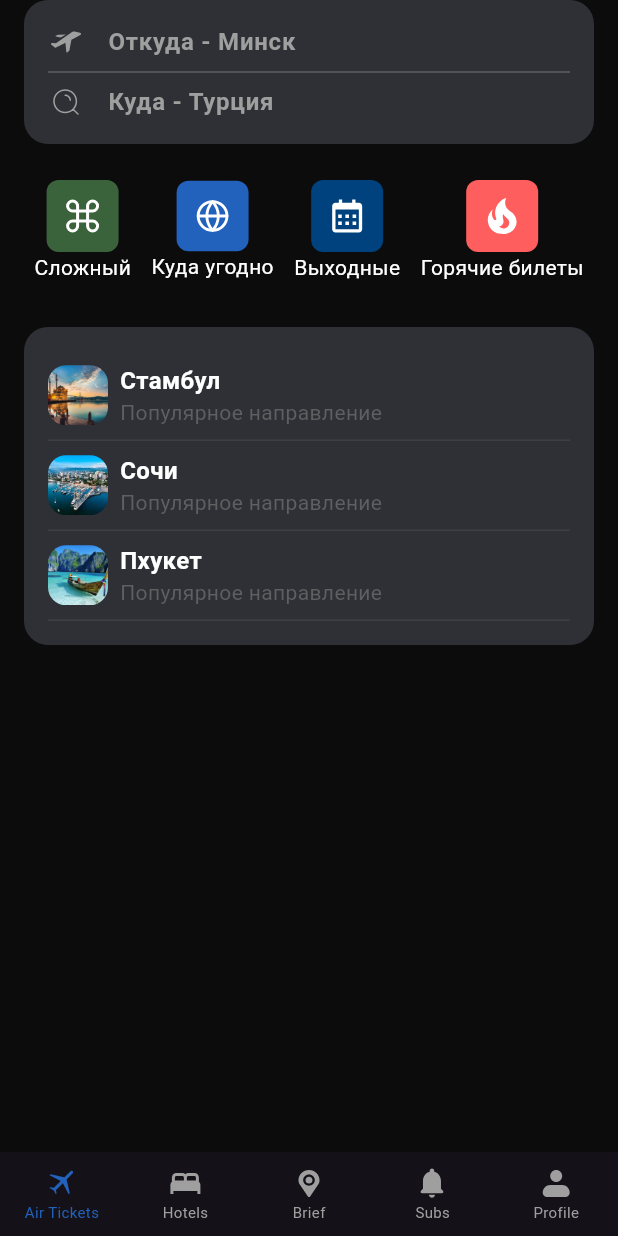
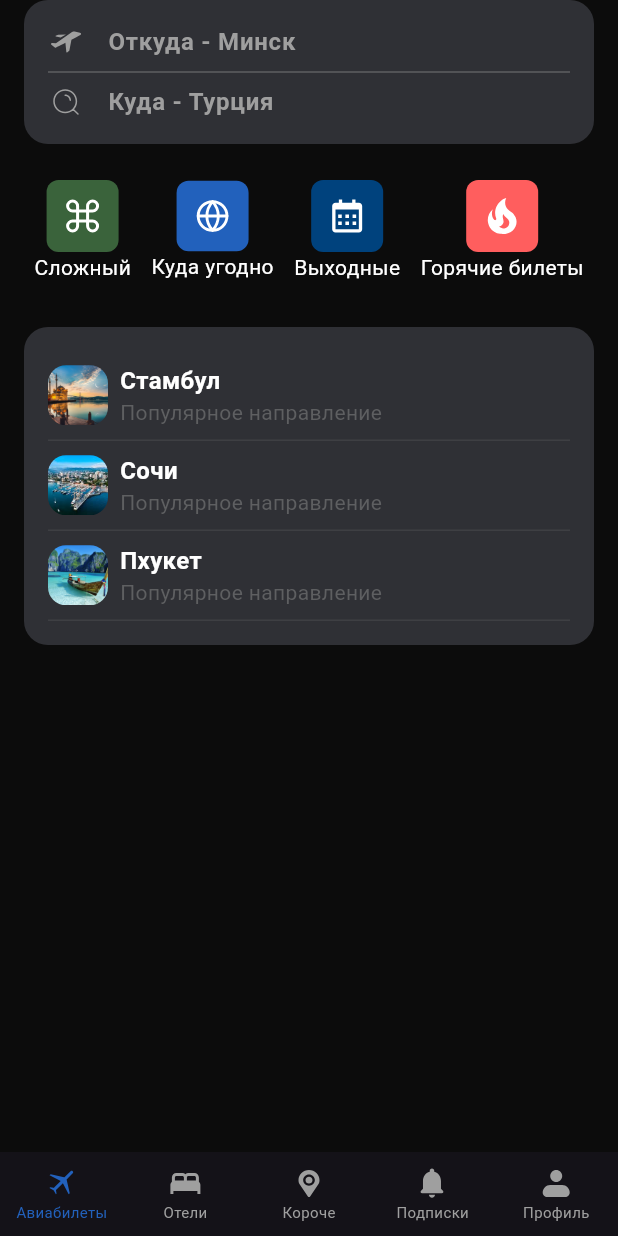
Before and after one commit to erazinkov/flutter_application_1, a Flutter app: the screen it shows after launch, after a tap on "Куда - Турция", on a phone screen of 412 x 824 dp. Run offline on Flutter 3.47's test engine with Material 3 defaults, Android fonts, the phone set to English and light mode, and no system bars; our stand-ins replace auto_route, dartz, equatable, flutter_bloc, flutter_svg, get_it and 2 more; network calls fail.

Commit message:
second commit

```diff
--- a/lib/features/search/presentation/bloc/search_cubit/search_cubit.dart
+++ b/lib/features/search/presentation/bloc/search_cubit/search_cubit.dart
@@ -11,7 +11,6 @@ class SearchCubit extends Cubit<SearchState> {
             search: SearchModel(
                 from: '',
                 to: '',
-                // date: DateTime.now().toIso8601String(),
                 date: DateFormat('dd MMMM, E', 'ru')
                     .format(DateTime.now())
                     .toLowerCase()),
--- a/lib/pages/root_screen.dart
+++ b/lib/pages/root_screen.dart
@@ -14,23 +14,23 @@ class RootScreen extends StatelessWidget {
     final botNavBarItemInfoList = [
       BotNavBarItemInfo(
         assetName: 'assets/icons/air_tickets.svg',
-        label: 'Air Tickets',
+        label: 'Авиабилеты',
       ),
       BotNavBarItemInfo(
         assetName: 'assets/icons/hotels.svg',
-        label: 'Hotels',
+        label: 'Отели',
       ),
       BotNavBarItemInfo(
         assetName: 'assets/icons/brief.svg',
-        label: 'Brief',
+        label: 'Короче',
       ),
       BotNavBarItemInfo(
         assetName: 'assets/icons/subscriptions.svg',
-        label: 'Subs',
+        label: 'Подписки',
       ),
       BotNavBarItemInfo(
         assetName: 'assets/icons/profile.svg',
-        label: 'Profile',
+        label: 'Профиль',
       ),
     ];
     return AutoTabsScaffold(
```
Also changed, not shown: lib/pages/home_page.dart (deleted, +0 -52 lines).
